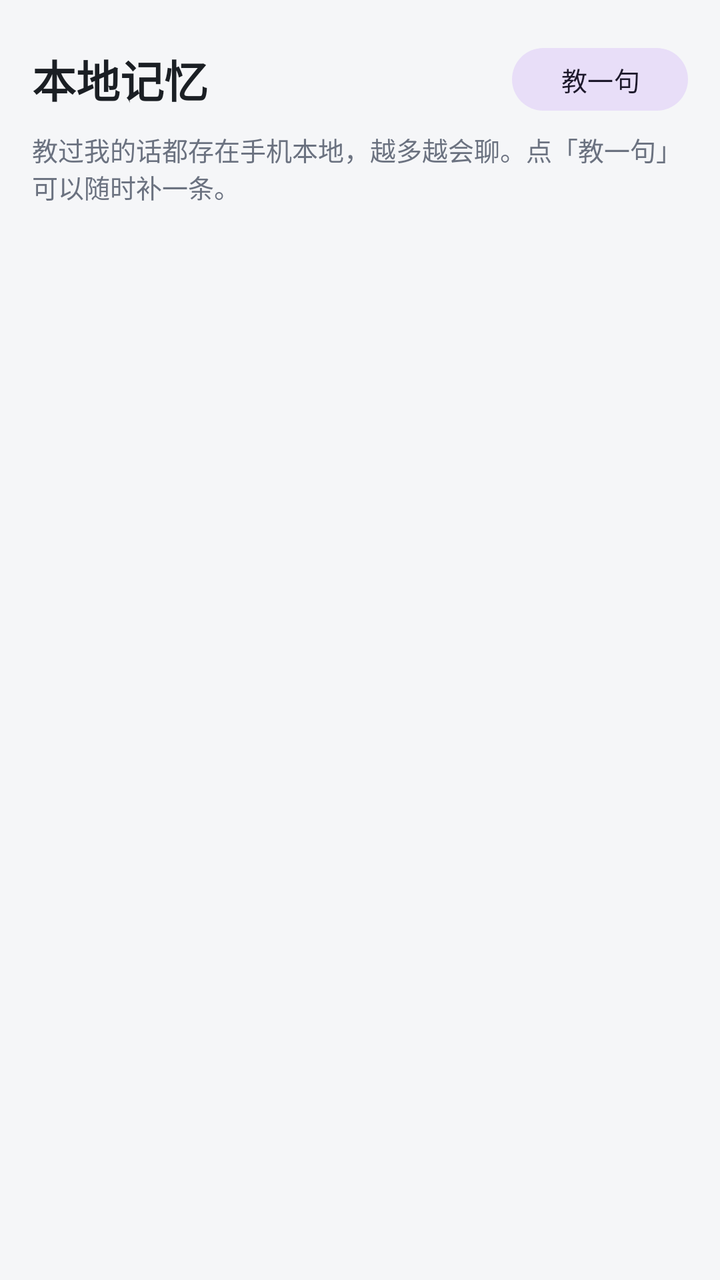
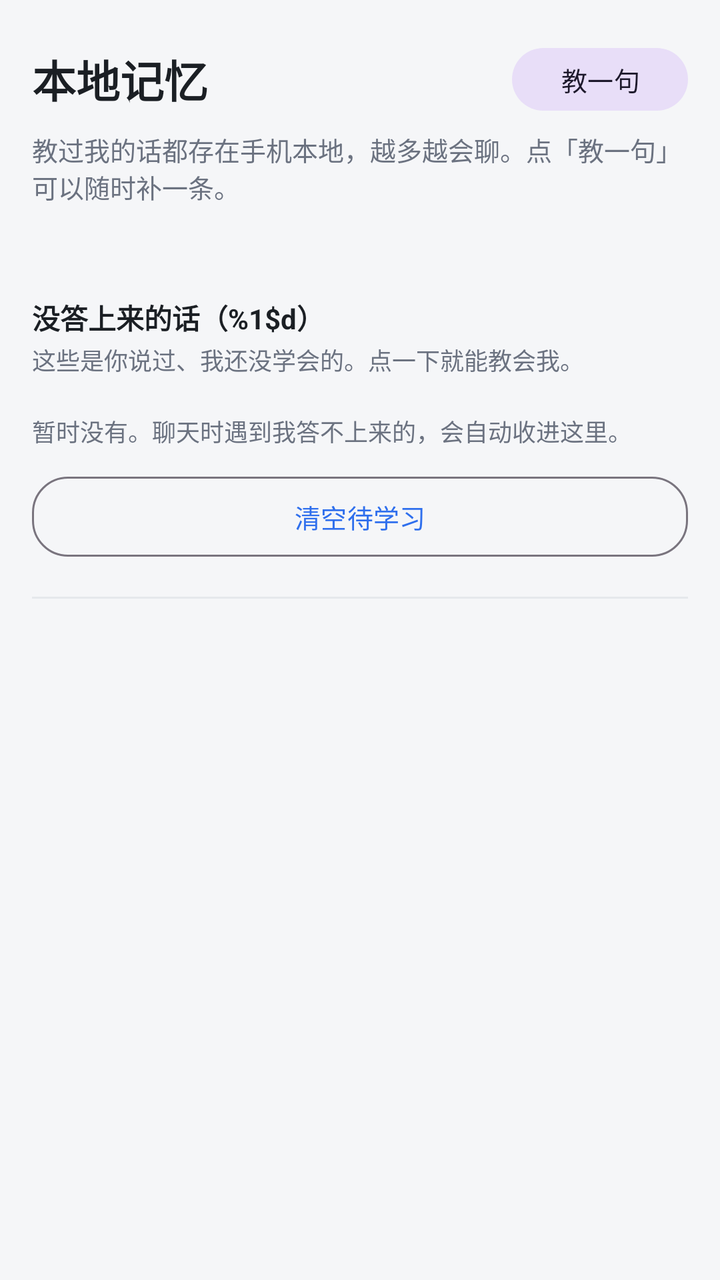

Before-and-after screenshots of an Android layout around one commit, followed by the original layout XML and the change that was made.
<!-- AndroidManifest.xml: application theme Theme.VoiceAssistant -->
<!-- res/layout/fragment_memory.xml -->
<?xml version="1.0" encoding="utf-8"?>
<LinearLayout xmlns:android="http://schemas.android.com/apk/res/android"
    xmlns:app="http://schemas.android.com/apk/res-auto"
    android:layout_width="match_parent"
    android:layout_height="match_parent"
    android:background="@color/bg_app"
    android:orientation="vertical"
    android:paddingStart="16dp"
    android:paddingTop="20dp"
    android:paddingEnd="16dp">

    <LinearLayout
        android:layout_width="match_parent"
        android:layout_height="wrap_content"
        android:gravity="center_vertical"
        android:orientation="horizontal">

        <TextView
            android:layout_width="0dp"
            android:layout_height="wrap_content"
            android:layout_weight="1"
            android:text="@string/memory_title"
            android:textColor="@color/text_primary"
            android:textSize="22sp"
            android:textStyle="bold" />

        <com.google.android.material.button.MaterialButton
            android:id="@+id/btnTeach"
            style="@style/Widget.Material3.Button.TonalButton"
            android:layout_width="wrap_content"
            android:layout_height="wrap_content"
            android:minHeight="36dp"
            android:text="@string/memory_teach"
            android:textSize="13sp"
            app:cornerRadius="18dp" />
    </LinearLayout>

    <TextView
        android:layout_width="match_parent"
        android:layout_height="wrap_content"
        android:layout_marginTop="6dp"
        android:text="@string/memory_subtitle"
        android:textColor="@color/text_secondary"
        android:textSize="13sp" />

    <TextView
        android:id="@+id/tvMemoryCount"
        android:layout_width="match_parent"
        android:layout_height="wrap_content"
        android:layout_marginTop="12dp"
        android:textColor="@color/text_secondary"
        android:textSize="12sp" />

    <TextView
        android:id="@+id/tvMemoryEmpty"
        android:layout_width="match_parent"
        android:layout_height="wrap_content"
        android:layout_marginTop="40dp"
        android:gravity="center"
        android:text="@string/memory_empty"
        android:textColor="@color/text_secondary"
        android:textSize="13sp"
        android:visibility="gone" />

    <androidx.recyclerview.widget.RecyclerView
        android:id="@+id/rvMemory"
        android:layout_width="match_parent"
        android:layout_height="0dp"
        android:layout_marginTop="10dp"
        android:layout_weight="1"
        android:clipToPadding="false"
        android:paddingBottom="16dp"
        android:scrollbars="none" />

</LinearLayout>
<!-- resources referenced by this layout -->
<resources>
  <color name="bg_app">#F5F6F8</color>
  <color name="text_primary">#1B1F24</color>
  <color name="text_secondary">#6B7280</color>
  <string name="memory_empty">还没有记忆。点右上角「教一句」，告诉助手「这句话该怎么回答」。</string>
  <string name="memory_subtitle">教过我的话都存在手机本地，越多越会聊。点「教一句」可以随时补一条。</string>
  <string name="memory_teach">教一句</string>
  <string name="memory_title">本地记忆</string>
  <style name="Theme.VoiceAssistant" parent="Base.Theme.VoiceAssistant" />
  <style name="Base.Theme.VoiceAssistant" parent="Theme.Material3.Light.NoActionBar">
          
          <item name="colorPrimary">@color/brand_primary</item>
          <item name="colorOnPrimary">@color/white</item>
          <item name="colorPrimaryContainer">@color/chip_bg</item>
          <item name="colorOnPrimaryContainer">@color/brand_primary_dark</item>
          <item name="colorSurface">@color/surface</item>
          <item name="colorOnSurface">@color/text_primary</item>
          <item name="colorSurfaceVariant">@color/input_bg</item>
          <item name="colorOnSurfaceVariant">@color/text_secondary</item>
          <item name="android:colorBackground">@color/bg_app</item>
  
          
          <item name="android:windowBackground">@color/bg_app</item>
  
          
          <item name="android:statusBarColor">@android:color/transparent</item>
          <item name="android:navigationBarColor">@android:color/transparent</item>
          <item name="android:windowLightStatusBar">true</item>
          <item name="android:windowLightNavigationBar">true</item>
          <item name="android:windowDrawsSystemBarBackgrounds">true</item>
  
          
          <item name="android:forceDarkAllowed" tools:targetApi="q">false</item>
      </style>
  <color name="brand_primary">#2F6FED</color>
  <color name="white">#FFFFFFFF</color>
  <color name="chip_bg">#EAF1FE</color>
  <color name="brand_primary_dark">#1E4FBF</color>
  <color name="surface">#FFFFFFFF</color>
  <color name="input_bg">#F1F3F5</color>
</resources>

<!-- the commit's change to res/layout/fragment_memory.xml (unified diff, before → after) -->
@@ -1,75 +1,132 @@
 <?xml version="1.0" encoding="utf-8"?>
-<LinearLayout xmlns:android="http://schemas.android.com/apk/res/android"
+<ScrollView xmlns:android="http://schemas.android.com/apk/res/android"
     xmlns:app="http://schemas.android.com/apk/res-auto"
     android:layout_width="match_parent"
     android:layout_height="match_parent"
     android:background="@color/bg_app"
-    android:orientation="vertical"
-    android:paddingStart="16dp"
-    android:paddingTop="20dp"
-    android:paddingEnd="16dp">
+    android:scrollbars="none">
 
     <LinearLayout
         android:layout_width="match_parent"
         android:layout_height="wrap_content"
-        android:gravity="center_vertical"
-        android:orientation="horizontal">
+        android:orientation="vertical"
+        android:paddingStart="16dp"
+        android:paddingTop="20dp"
+        android:paddingEnd="16dp"
+        android:paddingBottom="24dp">
+
+        <LinearLayout
+            android:layout_width="match_parent"
+            android:layout_height="wrap_content"
+            android:gravity="center_vertical"
+            android:orientation="horizontal">
+
+            <TextView
+                android:layout_width="0dp"
+                android:layout_height="wrap_content"
+                android:layout_weight="1"
+                android:text="@string/memory_title"
+                android:textColor="@color/text_primary"
+                android:textSize="22sp"
+                android:textStyle="bold" />
+
+            <com.google.android.material.button.MaterialButton
+                android:id="@+id/btnTeach"
+                style="@style/Widget.Material3.Button.TonalButton"
+                android:layout_width="wrap_content"
+                android:layout_height="wrap_content"
+                android:minHeight="36dp"
+                android:text="@string/memory_teach"
+                android:textSize="13sp"
+                app:cornerRadius="18dp" />
+        </LinearLayout>
 
         <TextView
-            android:layout_width="0dp"
+            android:layout_width="match_parent"
             android:layout_height="wrap_content"
-            android:layout_weight="1"
-            android:text="@string/memory_title"
+            android:layout_marginTop="6dp"
+            android:text="@string/memory_subtitle"
+            android:textColor="@color/text_secondary"
+            android:textSize="13sp" />
+
+        <TextView
+            android:id="@+id/tvMemoryCount"
+            android:layout_width="match_parent"
+            android:layout_height="wrap_content"
+            android:layout_marginTop="12dp"
+            android:textColor="@color/brand_primary"
+            android:textSize="13sp" />
+
+        
+        <TextView
+            android:id="@+id/tvPendingTitle"
+            android:layout_width="match_parent"
+            android:layout_height="wrap_content"
+            android:layout_marginTop="16dp"
+            android:text="@string/memory_pending_group"
             android:textColor="@color/text_primary"
-            android:textSize="22sp"
+            android:textSize="14sp"
             android:textStyle="bold" />
 
+        <TextView
+            android:layout_width="match_parent"
+            android:layout_height="wrap_content"
+            android:layout_marginTop="2dp"
+            android:text="@string/memory_pending_hint"
+            android:textColor="@color/text_secondary"
+            android:textSize="12sp" />
+
+        <LinearLayout
+            android:id="@+id/pendingContainer"
+            android:layout_width="match_parent"
+            android:layout_height="wrap_content"
+            android:layout_marginTop="10dp"
+            android:orientation="vertical" />
+
+        <TextView
+            android:id="@+id/tvPendingEmpty"
+            android:layout_width="match_parent"
+            android:layout_height="wrap_content"
+            android:layout_marginTop="8dp"
+            android:text="@string/memory_pending_empty"
+            android:textColor="@color/text_secondary"
+            android:textSize="12sp" />
+
         <com.google.android.material.button.MaterialButton
-            android:id="@+id/btnTeach"
-            style="@style/Widget.Material3.Button.TonalButton"
-            android:layout_width="wrap_content"
+            android:id="@+id/btnClearPending"
+            style="@style/Widget.Material3.Button.OutlinedButton"
+            android:layout_width="match_parent"
             android:layout_height="wrap_content"
-            android:minHeight="36dp"
-            android:text="@string/memory_teach"
+            android:layout_marginTop="10dp"
+            android:text="@string/memory_clear_pending"
             android:textSize="13sp"
             app:cornerRadius="18dp" />
+
+        <View
+            android:layout_width="match_parent"
+            android:layout_height="1dp"
+            android:layout_marginTop="16dp"
+            android:background="@color/bubble_bot_stroke" />
+
+        <TextView
+            android:id="@+id/tvMemoryEmpty"
+            android:layout_width="match_parent"
+            android:layout_height="wrap_content"
+            android:layout_marginTop="40dp"
+            android:gravity="center"
+            android:text="@string/memory_empty"
+            android:textColor="@color/text_secondary"
+            android:textSize="13sp"
+            android:visibility="gone" />
+
+        <androidx.recyclerview.widget.RecyclerView
+            android:id="@+id/rvMemory"
+            android:layout_width="match_parent"
+            android:layout_height="wrap_content"
+            android:layout_marginTop="10dp"
+            android:nestedScrollingEnabled="false"
+            android:overScrollMode="never"
+            android:scrollbars="none" />
+
     </LinearLayout>
-
-    <TextView
-        android:layout_width="match_parent"
-        android:layout_height="wrap_content"
-        android:layout_marginTop="6dp"
-        android:text="@string/memory_subtitle"
-        android:textColor="@color/text_secondary"
-        android:textSize="13sp" />
-
-    <TextView
-        android:id="@+id/tvMemoryCount"
-        android:layout_width="match_parent"
-        android:layout_height="wrap_content"
-        android:layout_marginTop="12dp"
-        android:textColor="@color/text_secondary"
-        android:textSize="12sp" />
-
-    <TextView
-        android:id="@+id/tvMemoryEmpty"
-        android:layout_width="match_parent"
-        android:layout_height="wrap_content"
-        android:layout_marginTop="40dp"
-        android:gravity="center"
-        android:text="@string/memory_empty"
-        android:textColor="@color/text_secondary"
-        android:textSize="13sp"
-        android:visibility="gone" />
-
-    <androidx.recyclerview.widget.RecyclerView
-        android:id="@+id/rvMemory"
-        android:layout_width="match_parent"
-        android:layout_height="0dp"
-        android:layout_marginTop="10dp"
-        android:layout_weight="1"
-        android:clipToPadding="false"
-        android:paddingBottom="16dp"
-        android:scrollbars="none" />
-
-</LinearLayout>
+</ScrollView>
<!-- resource entries referenced after the edit -->
@@ -3,7 +3,11 @@
   <color name="bg_app">#F5F6F8</color>
   <color name="text_primary">#1B1F24</color>
   <color name="text_secondary">#6B7280</color>
+  <string name="memory_clear_pending">清空待学习</string>
   <string name="memory_empty">还没有记忆。点右上角「教一句」，告诉助手「这句话该怎么回答」。</string>
+  <string name="memory_pending_empty">暂时没有。聊天时遇到我答不上来的，会自动收进这里。</string>
+  <string name="memory_pending_group">没答上来的话（%1$d）</string>
+  <string name="memory_pending_hint">这些是你说过、我还没学会的。点一下就能教会我。</string>
   <string name="memory_subtitle">教过我的话都存在手机本地，越多越会聊。点「教一句」可以随时补一条。</string>
   <string name="memory_teach">教一句</string>
   <string name="memory_title">本地记忆</string>
@@ -34,6 +38,7 @@
           <item name="android:forceDarkAllowed" tools:targetApi="q">false</item>
       </style>
   <color name="brand_primary">#2F6FED</color>
+  <color name="bubble_bot_stroke">#E5E8EC</color>
   <color name="white">#FFFFFFFF</color>
   <color name="chip_bg">#EAF1FE</color>
   <color name="brand_primary_dark">#1E4FBF</color>
